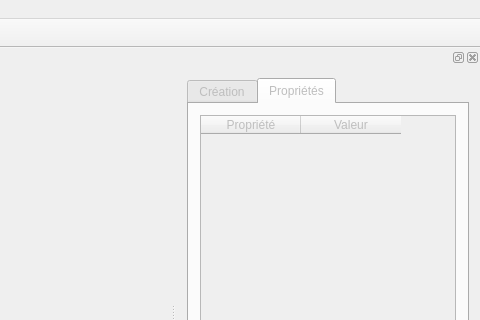
Old version of the form mainwindow.ui in the repository Jirachi/Nyuu; both pictures show x 583 to 1063 and y 0 to 320 of the 1063 by 600 pixel window.
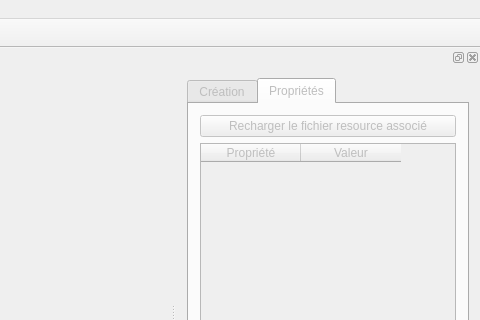
New version of the form. The open tabs and pages were chosen to show the change. Icons and pictures are not drawn. Custom widgets are drawn as their Qt base class.

Commit message: Some work on properties system

What changed in the file:
```diff
--- a/mainwindow.ui
+++ b/mainwindow.ui
@@ -173,8 +173,8 @@
          <string>Propriétés</string>
         </attribute>
         <layout class="QGridLayout" name="gridLayout_4">
-         <item row="0" column="0">
-          <widget class="QTableWidget" name="tableWidget">
+         <item row="1" column="0">
+          <widget class="QTableWidget" name="tableProperties">
            <column>
             <property name="text">
              <string>Propriété</string>
@@ -187,6 +187,17 @@
            </column>
           </widget>
          </item>
+         <item row="0" column="0">
+          <widget class="QPushButton" name="btnReloadResource">
+           <property name="text">
+            <string>Recharger le fichier resource associé</string>
+           </property>
+           <property name="icon">
+            <iconset resource="Resources.qrc">
+             <normaloff>:/Icons/Resources/Icons/ic_refresh.png</normaloff>:/Icons/Resources/Icons/ic_refresh.png</iconset>
+           </property>
+          </widget>
+         </item>
         </layout>
        </widget>
       </widget>
```
Left out of the diff: 10 changed lines with no effect on the pictures. The commit also changes 11 other files.
